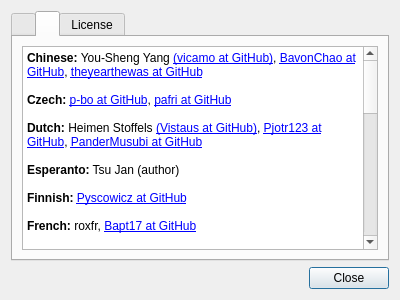
Above: feathernotes/about.ui from tsujan/FeatherNotes before the change. Below: the same form after it.
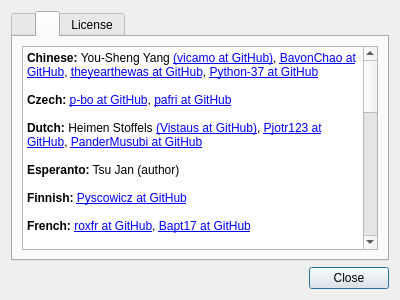
That is the form after the change. The open tabs and pages were chosen to show the change.

What changed in the file:
```diff
--- a/feathernotes/about.ui
+++ b/feathernotes/about.ui
@@ -97,7 +97,7 @@
 &lt;html&gt;&lt;head&gt;&lt;meta name=&quot;qrichtext&quot; content=&quot;1&quot; /&gt;&lt;style type=&quot;text/css&quot;&gt;
 p, li { white-space: pre-wrap; }
 &lt;/style&gt;&lt;/head&gt;&lt;body style=&quot;  font-weight:400; font-style:normal;&quot;&gt;
-&lt;p style=&quot; margin-top:0px; margin-bottom:0px; margin-left:0px; margin-right:0px; -qt-block-indent:0; text-indent:0px;&quot;&gt;&lt;span style=&quot; font-weight:600;&quot;&gt;Chinese:&lt;/span&gt; You-Sheng Yang &lt;a href=&quot;https://github.com/vicamo&quot;&gt;(vicamo at GitHub)&lt;/a&gt;, &lt;a href=&quot;https://github.com/BavonChao&quot;&gt;BavonChao at GitHub&lt;/a&gt;, &lt;a href=&quot;https://github.com/theyearthewas&quot;&gt;theyearthewas at GitHub&lt;/a&gt;&lt;/p&gt;
+&lt;p style=&quot; margin-top:0px; margin-bottom:0px; margin-left:0px; margin-right:0px; -qt-block-indent:0; text-indent:0px;&quot;&gt;&lt;span style=&quot; font-weight:600;&quot;&gt;Chinese:&lt;/span&gt; You-Sheng Yang &lt;a href=&quot;https://github.com/vicamo&quot;&gt;(vicamo at GitHub)&lt;/a&gt;, &lt;a href=&quot;https://github.com/BavonChao&quot;&gt;BavonChao at GitHub&lt;/a&gt;, &lt;a href=&quot;https://github.com/theyearthewas&quot;&gt;theyearthewas at GitHub&lt;/a&gt;, &lt;a href=&quot;https://github.com/Python-37&quot;&gt;Python-37 at GitHub&lt;/a&gt;&lt;/p&gt;
 &lt;p style=&quot;-qt-paragraph-type:empty; margin-top:0px; margin-bottom:0px; margin-left:0px; margin-right:0px; -qt-block-indent:0; text-indent:0px;&quot;&gt;&lt;br /&gt;&lt;/p&gt;
 &lt;p style=&quot; margin-top:0px; margin-bottom:0px; margin-left:0px; margin-right:0px; -qt-block-indent:0; text-indent:0px;&quot;&gt;&lt;span style=&quot; font-weight:600;&quot;&gt;Czech:&lt;/span&gt; &lt;a href=&quot;https://github.com/p-bo&quot;&gt;p-bo at GitHub&lt;/a&gt;, &lt;a href=&quot;https://github.com/pafri&quot;&gt;pafri at GitHub&lt;/a&gt;&lt;/p&gt;
 &lt;p style=&quot;-qt-paragraph-type:empty; margin-top:0px; margin-bottom:0px; margin-left:0px; margin-right:0px; -qt-block-indent:0; text-indent:0px;&quot;&gt;&lt;br /&gt;&lt;/p&gt;
@@ -107,9 +107,9 @@
 &lt;p style=&quot;-qt-paragraph-type:empty; margin-top:0px; margin-bottom:0px; margin-left:0px; margin-right:0px; -qt-block-indent:0; text-indent:0px;&quot;&gt;&lt;br /&gt;&lt;/p&gt;
 &lt;p style=&quot; margin-top:0px; margin-bottom:0px; margin-left:0px; margin-right:0px; -qt-block-indent:0; text-indent:0px;&quot;&gt;&lt;span style=&quot; font-weight:600;&quot;&gt;Finnish:&lt;/span&gt; &lt;a href=&quot;https://github.com/Pyscowicz&quot;&gt;Pyscowicz at GitHub&lt;/a&gt;&lt;/p&gt;
 &lt;p style=&quot;-qt-paragraph-type:empty; margin-top:0px; margin-bottom:0px; margin-left:0px; margin-right:0px; -qt-block-indent:0; text-indent:0px;&quot;&gt;&lt;br /&gt;&lt;/p&gt;
-&lt;p style=&quot; margin-top:0px; margin-bottom:0px; margin-left:0px; margin-right:0px; -qt-block-indent:0; text-indent:0px;&quot;&gt;&lt;span style=&quot; font-weight:600;&quot;&gt;French:&lt;/span&gt; roxfr, &lt;a href=&quot;https://github.com/Bapt17&quot;&gt;Bapt17 at GitHub&lt;/a&gt;&lt;/p&gt;
+&lt;p style=&quot; margin-top:0px; margin-bottom:0px; margin-left:0px; margin-right:0px; -qt-block-indent:0; text-indent:0px;&quot;&gt;&lt;span style=&quot; font-weight:600;&quot;&gt;French:&lt;/span&gt; &lt;a href=&quot;https://github.com/roxfr&quot;&gt;&lt;span;&gt;roxfr at GitHub&lt;/span&gt;&lt;/a&gt;, &lt;a href=&quot;https://github.com/Bapt17&quot;&gt;Bapt17 at GitHub&lt;/a&gt;&lt;/p&gt;
 &lt;p style=&quot;-qt-paragraph-type:empty; margin-top:0px; margin-bottom:0px; margin-left:0px; margin-right:0px; -qt-block-indent:0; text-indent:0px;&quot;&gt;&lt;br /&gt;&lt;/p&gt;
-&lt;p style=&quot; margin-top:0px; margin-bottom:0px; margin-left:0px; margin-right:0px; -qt-block-indent:0; text-indent:0px;&quot;&gt;&lt;span style=&quot; font-weight:600;&quot;&gt;German:&lt;/span&gt; Alf Gaida &lt;a href=&quot;https://github.com/agaida&quot;&gt;(agaida at GitHub)&lt;/a&gt;, Oliver Burkardt &lt;a href=&quot;https://github.com/OliverBurkardt&quot;&gt;(OliverBurkardt at GitHub)&lt;/a&gt;, Ettore Atalan &lt;a href=&quot;https://github.com/Atalanttore&quot;&gt;(Atalanttore at GitHub)&lt;/a&gt;, Pavel Shlyak &lt;a href=&quot;https://github.com/shlyakpavel&quot;&gt;(shlyakpavel at GitHub)&lt;/a&gt;&lt;/p&gt;
+&lt;p style=&quot; margin-top:0px; margin-bottom:0px; margin-left:0px; margin-right:0px; -qt-block-indent:0; text-indent:0px;&quot;&gt;&lt;span style=&quot; font-weight:600;&quot;&gt;German:&lt;/span&gt; Alf Gaida &lt;a href=&quot;https://github.com/agaida&quot;&gt;(agaida at GitHub)&lt;/a&gt;, Oliver Burkardt &lt;a href=&quot;https://github.com/OliverBurkardt&quot;&gt;(OliverBurkardt at GitHub)&lt;/a&gt;, Ettore Atalan &lt;a href=&quot;https://github.com/Atalanttore&quot;&gt;(Atalanttore at GitHub)&lt;/a&gt;, Pavel Shlyak &lt;a href=&quot;https://github.com/shlyakpavel&quot;&gt;(shlyakpavel at GitHub)&lt;/a&gt;, Roman Volak &lt;a href=&quot;https://github.com/RomanVolak&quot;&gt;(RomanVolak at GitHub)&lt;/a&gt;&lt;/p&gt;
 &lt;p style=&quot;-qt-paragraph-type:empty; margin-top:0px; margin-bottom:0px; margin-left:0px; margin-right:0px; -qt-block-indent:0; text-indent:0px;&quot;&gt;&lt;br /&gt;&lt;/p&gt;
 &lt;p style=&quot; margin-top:0px; margin-bottom:0px; margin-left:0px; margin-right:0px; -qt-block-indent:0; text-indent:0px;&quot;&gt;&lt;span style=&quot; font-weight:600;&quot;&gt;Hebrew:&lt;/span&gt; Yaron Shahrabani &lt;a href=&quot;https://github.com/yarons&quot;&gt;(yarons at GitHub)&lt;/a&gt;&lt;/p&gt;
 &lt;p style=&quot;-qt-paragraph-type:empty; margin-top:0px; margin-bottom:0px; margin-left:0px; margin-right:0px; -qt-block-indent:0; text-indent:0px;&quot;&gt;&lt;br /&gt;&lt;/p&gt;
@@ -129,7 +129,7 @@
 &lt;p style=&quot;-qt-paragraph-type:empty; margin-top:0px; margin-bottom:0px; margin-left:0px; margin-right:0px; -qt-block-indent:0; text-indent:0px;&quot;&gt;&lt;br /&gt;&lt;/p&gt;
 &lt;p style=&quot; margin-top:0px; margin-bottom:0px; margin-left:0px; margin-right:0px; -qt-block-indent:0; text-indent:0px;&quot;&gt;&lt;span style=&quot; font-weight:600;&quot;&gt;Portuguese (Portugal):&lt;/span&gt; Ruan O. Lima, Hugo Carvalho &lt;a href=&quot;https://github.com/hugok79&quot;&gt;(hugok79 at GitHub)&lt;/a&gt;&lt;/p&gt;
 &lt;p style=&quot;-qt-paragraph-type:empty; margin-top:0px; margin-bottom:0px; margin-left:0px; margin-right:0px; -qt-block-indent:0; text-indent:0px;&quot;&gt;&lt;br /&gt;&lt;/p&gt;
-&lt;p style=&quot; margin-top:0px; margin-bottom:0px; margin-left:0px; margin-right:0px; -qt-block-indent:0; text-indent:0px;&quot;&gt;&lt;span style=&quot; font-weight:600;&quot;&gt;Russian:&lt;/span&gt; Pavel Shlyak &lt;a href=&quot;https://github.com/shlyakpavel&quot;&gt;(shlyakpavel at GitHub)&lt;/a&gt;, Schwonder Reismus &lt;a href=&quot;https://github.com/schw0reismus&quot;&gt;(schw0reismus at GitHub)&lt;/a&gt;, Николай Смольянинов &lt;a href=&quot;https://github.com/smolnp&quot;&gt;(smolnp at GitHub)&lt;/a&gt;, &lt;a href=&quot;https://github.com/roaldiopi&quot;&gt;roaldiopi at GitHub&lt;/a&gt;&lt;/p&gt;
+&lt;p style=&quot; margin-top:0px; margin-bottom:0px; margin-left:0px; margin-right:0px; -qt-block-indent:0; text-indent:0px;&quot;&gt;&lt;span style=&quot; font-weight:600;&quot;&gt;Russian:&lt;/span&gt; Pavel Shlyak &lt;a href=&quot;https://github.com/shlyakpavel&quot;&gt;(shlyakpavel at GitHub)&lt;/a&gt;, Schwonder Reismus &lt;a href=&quot;https://github.com/schw0reismus&quot;&gt;(schw0reismus at GitHub)&lt;/a&gt;, Николай Смольянинов &lt;a href=&quot;https://github.com/smolnp&quot;&gt;(smolnp at GitHub)&lt;/a&gt;, &lt;a href=&quot;https://github.com/roaldiopi&quot;&gt;roaldiopi at GitHub&lt;/a&gt;, &lt;a href=&quot;https://github.com/georgybog&quot;&gt;georgybog at GitHub&lt;/a&gt;&lt;/p&gt;
 &lt;p style=&quot;-qt-paragraph-type:empty; margin-top:0px; margin-bottom:0px; margin-left:0px; margin-right:0px; -qt-block-indent:0; text-indent:0px;&quot;&gt;&lt;br /&gt;&lt;/p&gt;
 &lt;p style=&quot; margin-top:0px; margin-bottom:0px; margin-left:0px; margin-right:0px; -qt-block-indent:0; text-indent:0px;&quot;&gt;&lt;span style=&quot; font-weight:600;&quot;&gt;Spanish:&lt;/span&gt; &lt;a href=&quot;https://github.com/micrococo&quot;&gt;micrococo at GitHub&lt;/a&gt;, Maximiliano Dvyhailo &lt;a href=&quot;https://github.com/MaxiDvy&quot;&gt;&lt;span;&gt;(MaxiDvy at GitHub)&lt;/span&gt;&lt;/a&gt;, Robert Schneider&lt;/p&gt;
 &lt;p style=&quot;-qt-paragraph-type:empty; margin-top:0px; margin-bottom:0px; margin-left:0px; margin-right:0px; -qt-block-indent:0; text-indent:0px;&quot;&gt;&lt;br /&gt;&lt;/p&gt;
```
